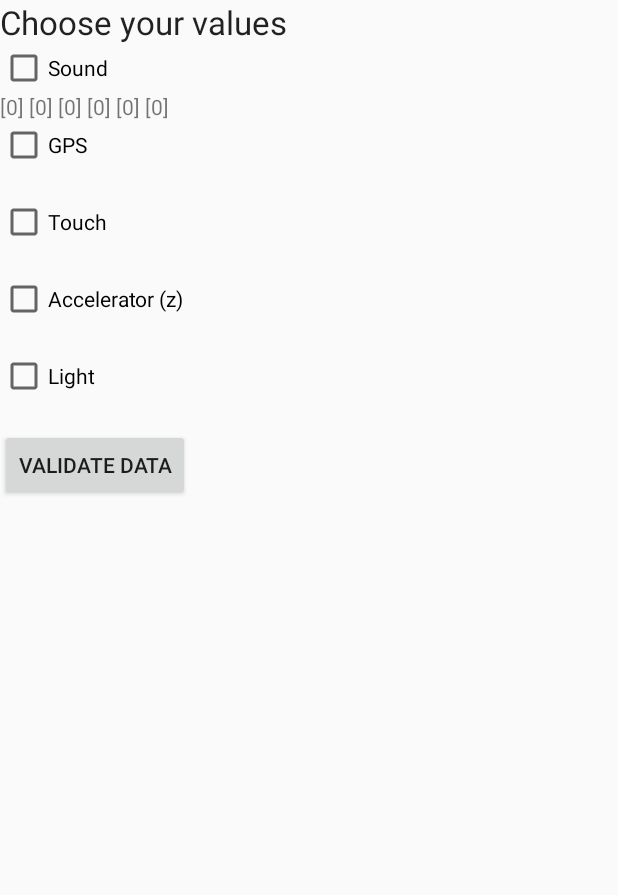
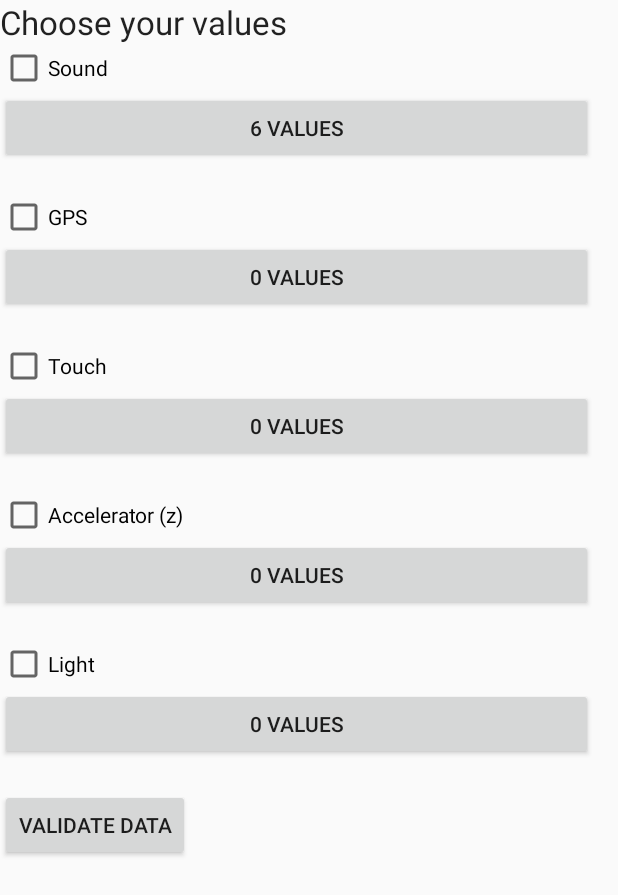
Before and after one commit to LouisJacques/MiniProjetMaLyLou, an Android app: the screen it shows after launch (StatisticsActivity), after a tap on "STOP ACQUIRE DATA", on a phone screen of 412 x 824 dp. Shown: the top 895 px of the screen. Run offline under Robolectric (Android 15) with nearby library versions, the phone set to English and light mode, and no system bars.

Commit message:
improvement statistics

```diff
--- a/app/src/main/java/helloandroid/m2dl/miniprojetmalylou/GameActivity.java
+++ b/app/src/main/java/helloandroid/m2dl/miniprojetmalylou/GameActivity.java
@@ -146,7 +146,7 @@ public class GameActivity extends AppCompatActivity implements View.OnTouchListe
 
         // màj affichage
         display.draw();
-        updateScoreDisplay();
+//        updateScoreDisplay();
     }
 
     private int getRandomColumn() {
--- a/app/src/main/java/helloandroid/m2dl/miniprojetmalylou/StatisticsActivity.java
+++ b/app/src/main/java/helloandroid/m2dl/miniprojetmalylou/StatisticsActivity.java
@@ -4,6 +4,7 @@ import android.content.Intent;
 import android.support.v7.app.AppCompatActivity;
 import android.os.Bundle;
 import android.view.View;
+import android.widget.Button;
 import android.widget.CheckBox;
 import android.widget.TextView;
 
@@ -30,32 +31,52 @@ public class StatisticsActivity extends AppCompatActivity {
             String res = "";
             if (bundle.getIntegerArrayList("valuesLight") != null) {
                 lightList.addAll(bundle.getIntegerArrayList("valuesLight"));
-                TextView text = (TextView)findViewById(R.id.lightTextView);
-                text.setText(formatList(lightList));
+                Button button = (Button)findViewById(R.id.valuesLIghtButton);
+                button.setText(lightList.size() + " values");
             }
             if (bundle.getIntegerArrayList("valuesGPS") != null) {
                 gpsList.addAll(bundle.getIntegerArrayList("valuesGPS"));
-                TextView text = (TextView)findViewById(R.id.gpsTextView);
-                text.setText(formatList(gpsList));
+                Button button = (Button)findViewById(R.id.valuesGpsButton);
+                button.setText(gpsList.size() + " values");
             }
             if (bundle.getIntegerArrayList("valuesTouch") != null) {
                 touchList.addAll(bundle.getIntegerArrayList("valuesTouch"));
-                TextView text = (TextView)findViewById(R.id.touchTextView);
-                text.setText(formatList(touchList));
+                Button button = (Button)findViewById(R.id.valuesTouchButton);
+                button.setText(touchList.size() + " values");
             }
             if (bundle.getIntegerArrayList("valuesAcc") != null) {
                 accList.addAll(bundle.getIntegerArrayList("valuesAcc"));
-                TextView text = (TextView)findViewById(R.id.accTextView);
-                text.setText(formatList(accList));
+                Button button = (Button)findViewById(R.id.valuesAccButton);
+                button.setText(accList.size() + " values");
             }
             if (bundle.getIntegerArrayList("valuesSound") != null) {
                 soundList.addAll(bundle.getIntegerArrayList("valuesSound"));
-                TextView text = (TextView)findViewById(R.id.soundTextView);
-                text.setText(formatList(soundList));
+                Button button = (Button)findViewById(R.id.valuesSoundButton);
+                button.setText(soundList.size() + " values");
             }
         }
     }
 
+    public void displayLightValues(View view){
+        TextView text = (TextView)findViewById(R.id.lightTextView);
+        text.setText(formatList(lightList));
+    }
+    public void displaySoundValues(View view){
+        TextView text = (TextView)findViewById(R.id.soundTextView);
+        text.setText(formatList(soundList));
+    }
+    public void displayGpsValues(View view){
+        TextView text = (TextView)findViewById(R.id.gpsTextView);
+        text.setText(formatList(gpsList));
+    }
+    public void displayAccValues(View view){
+        TextView text = (TextView)findViewById(R.id.accTextView);
+        text.setText(formatList(accList));
+    }
+    public void displayTouchValues(View view){
+        TextView text = (TextView)findViewById(R.id.touchTextView);
+        text.setText(formatList(touchList));
+    }
     public String formatList(ArrayList<Integer> list){
         String res = "";
         for (Integer i : list){
--- a/app/src/main/res/layout/activity_statistics.xml
+++ b/app/src/main/res/layout/activity_statistics.xml
@@ -41,6 +41,13 @@
                     android:checked="false"
                     android:text="Sound" />
 
+                <Button
+                    android:id="@+id/valuesSoundButton"
+                    android:layout_width="match_parent"
+                    android:layout_height="wrap_content"
+                    android:onClick="displaySoundValues"
+                    android:text="values" />
+
                 <TextView
                     android:id="@+id/soundTextView"
                     android:layout_width="match_parent"
@@ -57,6 +64,13 @@
                     android:layout_height="wrap_content"
                     android:checked="false"
                     android:text="GPS" />
+
+                <Button
+                    android:id="@+id/valuesGpsButton"
+                    android:layout_width="match_parent"
+                    android:layout_height="wrap_content"
+                    android:onClick="displayGpsValues"
+                    android:text="Values" />
 
                 <TextView
                     android:id="@+id/gpsTextView"
@@ -75,6 +89,13 @@
                     android:checked="false"
                     android:text="Touch" />
 
+                <Button
+                    android:id="@+id/valuesTouchButton"
+                    android:layout_width="match_parent"
+                    android:layout_height="wrap_content"
+                    android:onClick="displayTouchValues"
+                    android:text="Values" />
+
                 <TextView
                     android:id="@+id/touchTextView"
                     android:layout_width="match_parent"
@@ -92,6 +113,13 @@
                     android:checked="false"
                     android:text="Accelerator (z)" />
 
+                <Button
+                    android:id="@+id/valuesAccButton"
+                    android:layout_width="match_parent"
+                    android:layout_height="wrap_content"
+                    android:onClick="displayAccValues"
+                    android:text="Values" />
+
                 <TextView
                     android:id="@+id/accTextView"
                     android:layout_width="wrap_content"
@@ -108,6 +136,13 @@
                     android:layout_height="wrap_content"
                     android:checked="false"
                     android:text="Light" />
+
+                <Button
+                    android:id="@+id/valuesLIghtButton"
+                    android:layout_width="match_parent"
+                    android:layout_height="wrap_content"
+                    android:onClick="displayLightValues"
+                    android:text="Values" />
 
                 <TextView
                     android:id="@+id/lightTextView"
```
